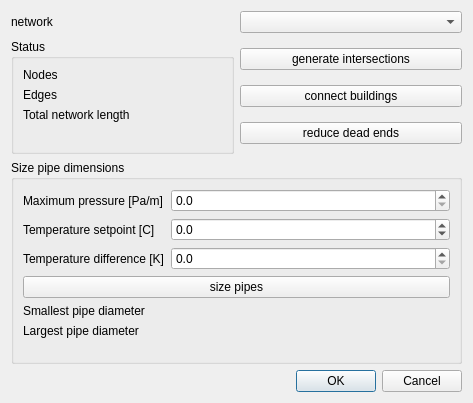
Qt form SIM-VICUS/src/SVNetworkEditDialog.ui (ghorwin/SIM-VICUS) before a commit.
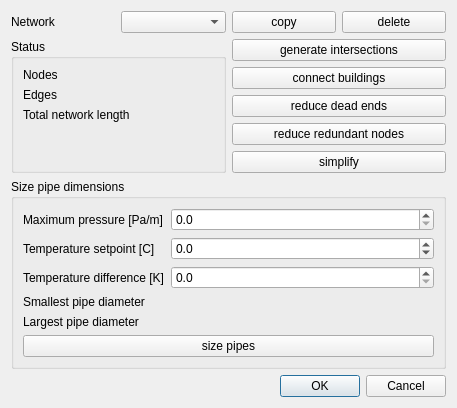
The same form after that commit.

Commit message: copy, delete networks

```diff
--- a/SIM-VICUS/src/SVNetworkEditDialog.ui
+++ b/SIM-VICUS/src/SVNetworkEditDialog.ui
@@ -6,7 +6,7 @@
    <rect>
     <x>0</x>
     <y>0</y>
-    <width>473</width>
+    <width>457</width>
     <height>403</height>
    </rect>
   </property>
@@ -19,13 +19,27 @@
      <item>
       <widget class="QLabel" name="label_2">
        <property name="text">
-        <string>network</string>
+        <string>Network</string>
        </property>
       </widget>
      </item>
      <item>
       <widget class="QComboBox" name="comboBoxSelectNetwork"/>
      </item>
+     <item>
+      <widget class="QPushButton" name="pushButtonCopy">
+       <property name="text">
+        <string>copy</string>
+       </property>
+      </widget>
+     </item>
+     <item>
+      <widget class="QPushButton" name="pushButtonDelete">
+       <property name="text">
+        <string>delete</string>
+       </property>
+      </widget>
+     </item>
     </layout>
    </item>
    <item>
@@ -111,6 +125,20 @@
          </property>
         </widget>
        </item>
+       <item>
+        <widget class="QPushButton" name="pushButtonReduceRedundantNodes">
+         <property name="text">
+          <string>reduce redundant nodes</string>
+         </property>
+        </widget>
+       </item>
+       <item>
+        <widget class="QPushButton" name="pushButtonSimplify">
+         <property name="text">
+          <string>simplify</string>
+         </property>
+        </widget>
+       </item>
       </layout>
      </item>
     </layout>
@@ -185,13 +213,6 @@
         </item>
        </layout>
       </item>
-      <item>
-       <widget class="QPushButton" name="pushButtonSizePipeDimensions">
-        <property name="text">
-         <string>size pipes</string>
-        </property>
-       </widget>
-      </item>
       <item>
        <layout class="QFormLayout" name="formLayout_3">
         <item row="0" column="0">
@@ -224,6 +245,26 @@
         </item>
        </layout>
       </item>
+      <item>
+       <widget class="QPushButton" name="pushButtonSizePipeDimensions">
+        <property name="text">
+         <string>size pipes</string>
+        </property>
+       </widget>
+      </item>
+      <item>
+       <spacer name="verticalSpacer">
+        <property name="orientation">
+         <enum>Qt::Vertical</enum>
+        </property>
+        <property name="sizeHint" stdset="0">
+         <size>
+          <width>20</width>
+          <height>40</height>
+         </size>
+        </property>
+       </spacer>
+      </item>
      </layout>
     </widget>
    </item>
```
The commit also changes 5 other files.
